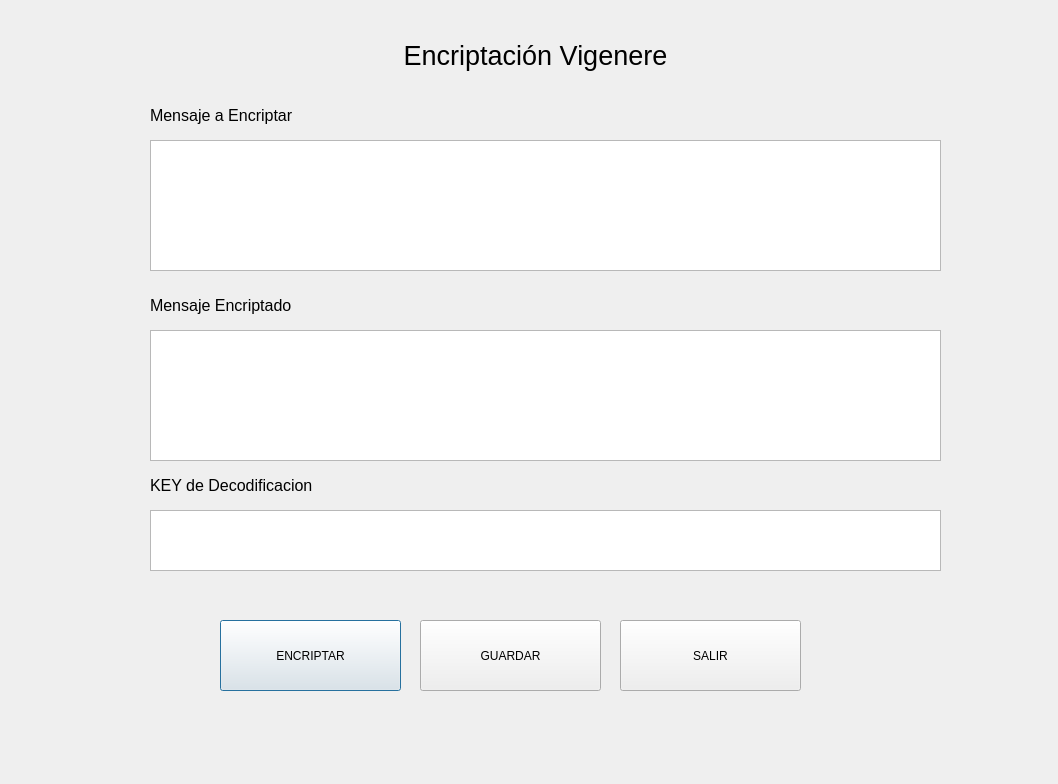
This is cipherApp/frmcryptvigerne.ui in DJCC006/cipherApp as Qt 5 draws it before an edit. The edited form follows.
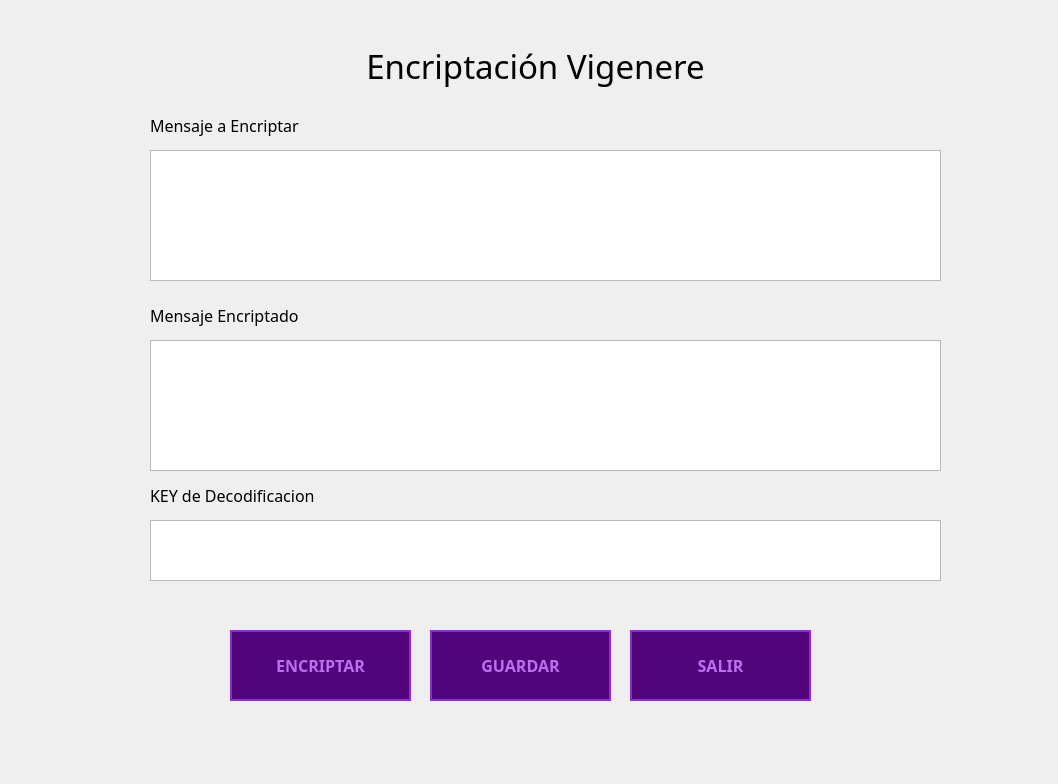
This is the edited form.

```diff
--- a/cipherApp/frmcryptvigerne.ui
+++ b/cipherApp/frmcryptvigerne.ui
@@ -13,11 +13,45 @@
   <property name="windowTitle">
    <string>Dialog</string>
   </property>
+  <property name="styleSheet">
+   <string notr="true">QPushButton {
+    background-color: #52057B;
+    color: #BC6FF1;            
+    border: 2px solid #892CDC; 
+    padding: 10px 20px;
+    font-family: VCR OSD Mono;
+    font-weight: bold;
+    font-size: 16px;
+}
+
+QPushButton:hover {
+    background-color: #892CDC; 
+    color: #000000;            
+    border: 2px solid #BC6FF1; 
+}
+
+
+QPushButton:pressed {
+    background-color: #BC6FF1; 
+    color: #000000;
+    border: 2px solid #000000;
+    padding-left: 12px;        
+    padding-top: 12px;
+}
+
+
+
+
+QWidget#centralwidget, QWidget#Form {
+    background-color: #000000; 
+}
+</string>
+  </property>
   <widget class="QPlainTextEdit" name="boxEncriptado">
    <property name="geometry">
     <rect>
      <x>150</x>
-     <y>330</y>
+     <y>340</y>
      <width>791</width>
      <height>131</height>
     </rect>
@@ -27,13 +61,14 @@
    <property name="geometry">
     <rect>
      <x>150</x>
-     <y>100</y>
-     <width>211</width>
+     <y>110</y>
+     <width>251</width>
      <height>31</height>
     </rect>
    </property>
    <property name="font">
     <font>
+     <family>VCR OSD Mono</family>
      <pointsize>12</pointsize>
     </font>
    </property>
@@ -44,8 +79,8 @@
   <widget class="QPushButton" name="pushButton_3">
    <property name="geometry">
     <rect>
-     <x>220</x>
-     <y>620</y>
+     <x>230</x>
+     <y>630</y>
      <width>181</width>
      <height>71</height>
     </rect>
@@ -58,13 +93,14 @@
    <property name="geometry">
     <rect>
      <x>150</x>
-     <y>290</y>
-     <width>211</width>
+     <y>300</y>
+     <width>271</width>
      <height>31</height>
     </rect>
    </property>
    <property name="font">
     <font>
+     <family>VCR OSD Mono</family>
      <pointsize>12</pointsize>
     </font>
    </property>
@@ -76,7 +112,7 @@
    <property name="geometry">
     <rect>
      <x>150</x>
-     <y>140</y>
+     <y>150</y>
      <width>791</width>
      <height>131</height>
     </rect>
@@ -85,8 +121,8 @@
   <widget class="QPushButton" name="pushButton_4">
    <property name="geometry">
     <rect>
-     <x>620</x>
-     <y>620</y>
+     <x>630</x>
+     <y>630</y>
      <width>181</width>
      <height>71</height>
     </rect>
@@ -99,13 +135,14 @@
    <property name="geometry">
     <rect>
      <x>150</x>
-     <y>470</y>
-     <width>211</width>
+     <y>480</y>
+     <width>271</width>
      <height>31</height>
     </rect>
    </property>
    <property name="font">
     <font>
+     <family>VCR OSD Mono</family>
      <pointsize>12</pointsize>
     </font>
    </property>
@@ -116,8 +153,8 @@
   <widget class="QPushButton" name="pushButton_5">
    <property name="geometry">
     <rect>
-     <x>420</x>
-     <y>620</y>
+     <x>430</x>
+     <y>630</y>
      <width>181</width>
      <height>71</height>
     </rect>
@@ -130,7 +167,7 @@
    <property name="geometry">
     <rect>
      <x>150</x>
-     <y>510</y>
+     <y>520</y>
      <width>791</width>
      <height>61</height>
     </rect>
@@ -139,15 +176,16 @@
   <widget class="QLabel" name="label">
    <property name="geometry">
     <rect>
-     <x>330</x>
-     <y>30</y>
-     <width>411</width>
+     <x>240</x>
+     <y>40</y>
+     <width>591</width>
      <height>51</height>
     </rect>
    </property>
    <property name="font">
     <font>
-     <pointsize>20</pointsize>
+     <family>VCR OSD Mono</family>
+     <pointsize>25</pointsize>
     </font>
    </property>
    <property name="text">
```
